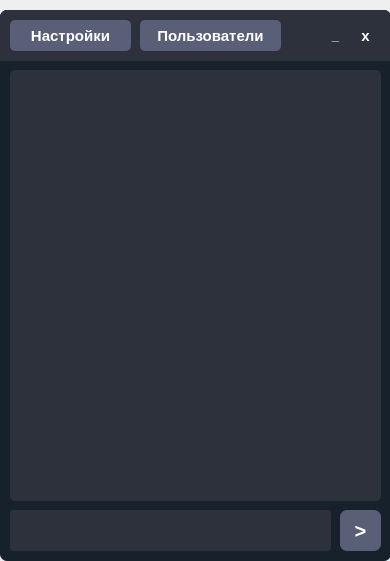
This is style/main.ui in b0shka/messenger as Qt 5 draws it before an edit. The edited form follows.
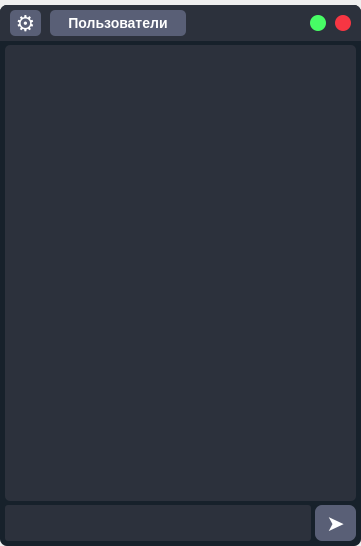
This is the edited form.

Diff of the .ui file:
```diff
--- a/style/main.ui
+++ b/style/main.ui
@@ -6,23 +6,59 @@
    <rect>
     <x>0</x>
     <y>0</y>
-    <width>390</width>
-    <height>561</height>
+    <width>361</width>
+    <height>546</height>
    </rect>
   </property>
+  <property name="minimumSize">
+   <size>
+    <width>3</width>
+    <height>0</height>
+   </size>
+  </property>
+  <property name="maximumSize">
+   <size>
+    <width>391</width>
+    <height>16777215</height>
+   </size>
+  </property>
   <property name="windowTitle">
    <string>MainWindow</string>
   </property>
   <widget class="QWidget" name="centralwidget">
+   <property name="minimumSize">
+    <size>
+     <width>391</width>
+     <height>546</height>
+    </size>
+   </property>
+   <property name="maximumSize">
+    <size>
+     <width>391</width>
+     <height>546</height>
+    </size>
+   </property>
    <widget class="QFrame" name="frame">
     <property name="geometry">
      <rect>
       <x>0</x>
-      <y>10</y>
-      <width>391</width>
-      <height>551</height>
+      <y>5</y>
+      <width>361</width>
+      <height>541</height>
      </rect>
     </property>
+    <property name="minimumSize">
+     <size>
+      <width>3</width>
+      <height>3</height>
+     </size>
+    </property>
+    <property name="maximumSize">
+     <size>
+      <width>3213</width>
+      <height>16777215</height>
+     </size>
+    </property>
     <property name="styleSheet">
      <string notr="true">QFrame{
 	border-radius: 7px;
@@ -38,10 +74,10 @@
     <widget class="QLineEdit" name="lineEdit">
      <property name="geometry">
       <rect>
-       <x>10</x>
+       <x>5</x>
        <y>500</y>
-       <width>321</width>
-       <height>41</height>
+       <width>306</width>
+       <height>36</height>
       </rect>
      </property>
      <property name="font">
@@ -78,10 +114,10 @@
     <widget class="QPushButton" name="pushButton">
      <property name="geometry">
       <rect>
-       <x>340</x>
+       <x>315</x>
        <y>500</y>
        <width>41</width>
-       <height>41</height>
+       <height>36</height>
       </rect>
      </property>
      <property name="font">
@@ -99,7 +135,7 @@
 	color: white;
 	border-radius: 7px;
 	background-color: #595F76;
-	font-size: 20px;
+	font-size: 22px;
 }
 
 QPushButton:hover{
@@ -111,16 +147,16 @@
 }</string>
      </property>
      <property name="text">
-      <string>&gt;</string>
+      <string>➤</string>
      </property>
     </widget>
     <widget class="QListWidget" name="listWidget">
      <property name="geometry">
       <rect>
-       <x>10</x>
-       <y>60</y>
-       <width>371</width>
-       <height>431</height>
+       <x>5</x>
+       <y>40</y>
+       <width>351</width>
+       <height>456</height>
       </rect>
      </property>
      <property name="font">
@@ -225,8 +261,8 @@
       <rect>
        <x>0</x>
        <y>0</y>
-       <width>391</width>
-       <height>51</height>
+       <width>361</width>
+       <height>36</height>
       </rect>
      </property>
      <property name="styleSheet">
@@ -242,92 +278,13 @@
      <property name="frameShadow">
       <enum>QFrame::Raised</enum>
      </property>
-     <widget class="QPushButton" name="pushButton_5">
-      <property name="geometry">
-       <rect>
-        <x>350</x>
-        <y>10</y>
-        <width>31</width>
-        <height>31</height>
-       </rect>
-      </property>
-      <property name="font">
-       <font>
-        <pointsize>11</pointsize>
-        <weight>75</weight>
-        <bold>true</bold>
-       </font>
-      </property>
-      <property name="cursor">
-       <cursorShape>PointingHandCursor</cursorShape>
-      </property>
-      <property name="styleSheet">
-       <string notr="true">QPushButton{
-	color: white;
-	border: none;
-	background-color: #2C313C;
-}
-
-QPushButton:hover{
-	background-color: #45494D;
-}
-
-QPushButton:pressed{
-	color: #EA2F4E;
-}</string>
-      </property>
-      <property name="text">
-       <string>x</string>
-      </property>
-     </widget>
-     <widget class="QPushButton" name="pushButton_4">
-      <property name="geometry">
-       <rect>
-        <x>320</x>
-        <y>10</y>
-        <width>31</width>
-        <height>31</height>
-       </rect>
-      </property>
-      <property name="font">
-       <font>
-        <pointsize>10</pointsize>
-        <weight>75</weight>
-        <bold>true</bold>
-       </font>
-      </property>
-      <property name="cursor">
-       <cursorShape>PointingHandCursor</cursorShape>
-      </property>
-      <property name="styleSheet">
-       <string notr="true">QPushButton{
-	color: white;
-	border: none;
-	background-color: #2C313C;
-}
-
-QPushButton:hover{
-	background-color: #45494D;
-}
-
-QPushButton:pressed{
-	color: #EA2F4E;
-}</string>
-      </property>
-      <property name="text">
-       <string>_</string>
-      </property>
-      <property name="default">
-       <bool>false</bool>
-      </property>
-     </widget>
      <widget class="QPushButton" name="pushButton_2">
       <property name="geometry">
        <rect>
         <x>10</x>
-        <y>10</y>
-        <width>121</width>
-        <height>31</height>
+        <y>5</y>
+        <width>31</width>
+        <height>26</height>
        </rect>
       </property>
       <property name="font">
@@ -345,7 +302,7 @@
 	color: white;
 	border-radius: 5px;
 	background-color: #595F76;
-	font-size: 15px;
+	font-size: 22px;
 }
 
 QPushButton:hover{
@@ -357,16 +314,16 @@
 }</string>
       </property>
       <property name="text">
-       <string>Настройки</string>
+       <string>⚙</string>
       </property>
      </widget>
      <widget class="QPushButton" name="pushButton_3">
       <property name="geometry">
        <rect>
-        <x>140</x>
-        <y>10</y>
-        <width>141</width>
-        <height>31</height>
+        <x>50</x>
+        <y>5</y>
+        <width>136</width>
+        <height>26</height>
        </rect>
       </property>
       <property name="font">
@@ -384,7 +341,7 @@
 	color: white;
 	border-radius: 5px;
 	background-color: #595F76;
-	font-size: 15px;
+	font-size: 14px;
 }
 
 QPushButton:hover{
@@ -399,6 +356,84 @@
        <string>Пользователи</string>
       </property>
      </widget>
+     <widget class="QPushButton" name="pushButton_5">
+      <property name="geometry">
+       <rect>
+        <x>335</x>
+        <y>10</y>
+        <width>16</width>
+        <height>16</height>
+       </rect>
+      </property>
+      <property name="font">
+       <font>
+        <pointsize>11</pointsize>
+        <weight>75</weight>
+        <bold>true</bold>
+       </font>
+      </property>
+      <property name="cursor">
+       <cursorShape>PointingHandCursor</cursorShape>
+      </property>
+      <property name="styleSheet">
+       <string notr="true">QPushButton{
+	color: white;
+	border: none;
+	background-color: #f73643;
+	border-radius: 8px;
+}
+
+QPushButton:hover{
+	background-color: #d63a44;
+}
+
+QPushButton:pressed{
+	color: #EA2F4E;
+}</string>
+      </property>
+      <property name="text">
+       <string/>
+      </property>
+     </widget>
+     <widget class="QPushButton" name="pushButton_4">
+      <property name="geometry">
+       <rect>
+        <x>310</x>
+        <y>10</y>
+        <width>16</width>
+        <height>16</height>
+       </rect>
+      </property>
+      <property name="font">
+       <font>
+        <pointsize>11</pointsize>
+        <weight>75</weight>
+        <bold>true</bold>
+       </font>
+      </property>
+      <property name="cursor">
+       <cursorShape>PointingHandCursor</cursorShape>
+      </property>
+      <property name="styleSheet">
+       <string notr="true">QPushButton{
+	color: white;
+	border: none;
+	background-color: #47fc65;
+	border-radius: 8px;
+}
+
+QPushButton:hover{
+	background-color: #49cc5f;
+}
+
+QPushButton:pressed{
+	color: #EA2F4E;
+}</string>
+      </property>
+      <property name="text">
+       <string/>
+      </property>
+     </widget>
     </widget>
    </widget>
   </widget>
```
